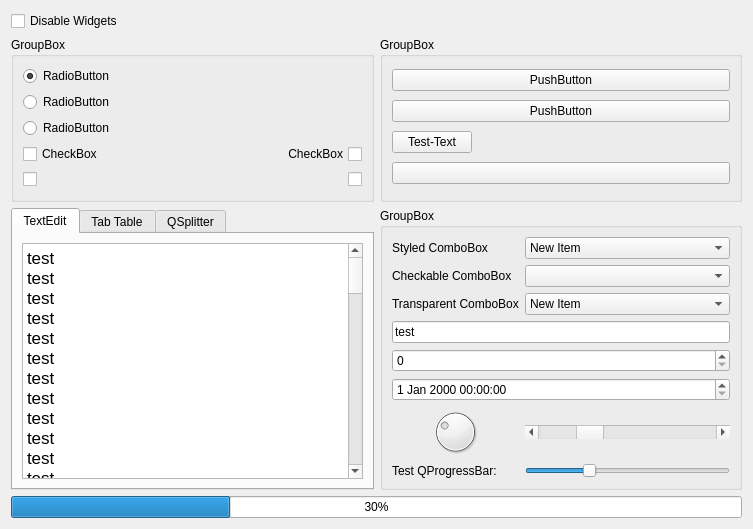
The window that tsl/ui/test_window.ui (TUV-SUD-Product-Service-GmbH/QuteStyle) describes before a commit, drawn with Qt 5.
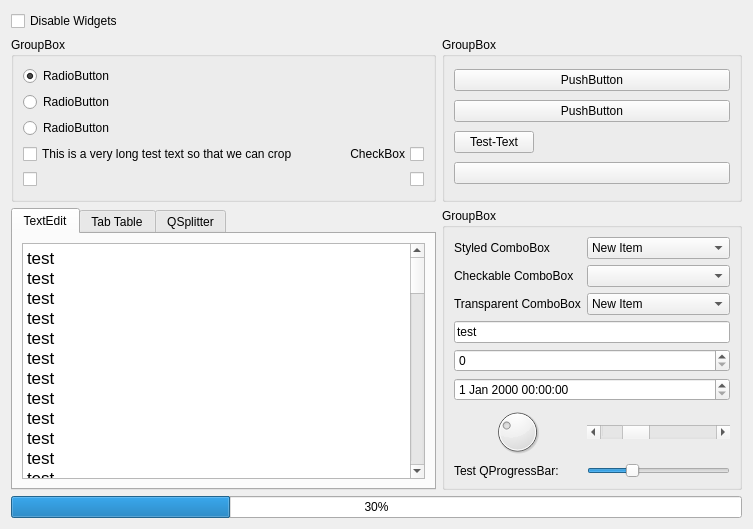
The same window after the commit. Custom widgets are drawn as their Qt base class.

```diff
--- a/tsl/ui/test_window.ui
+++ b/tsl/ui/test_window.ui
@@ -244,7 +244,7 @@
           <item>
            <widget class="Toggle" name="checkBox_3">
             <property name="text">
-             <string>CheckBox</string>
+             <string>This is a very long test text so that we can crop</string>
             </property>
            </widget>
           </item>
```
Left out of the diff: 3 changed lines with no effect on the pictures.
